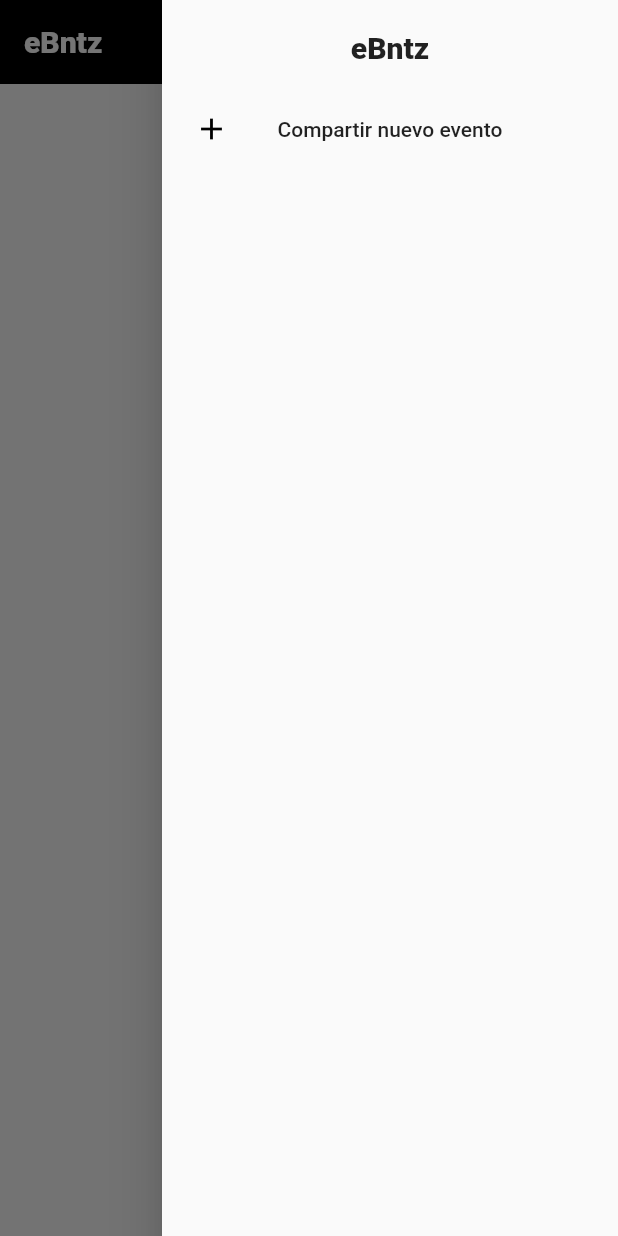
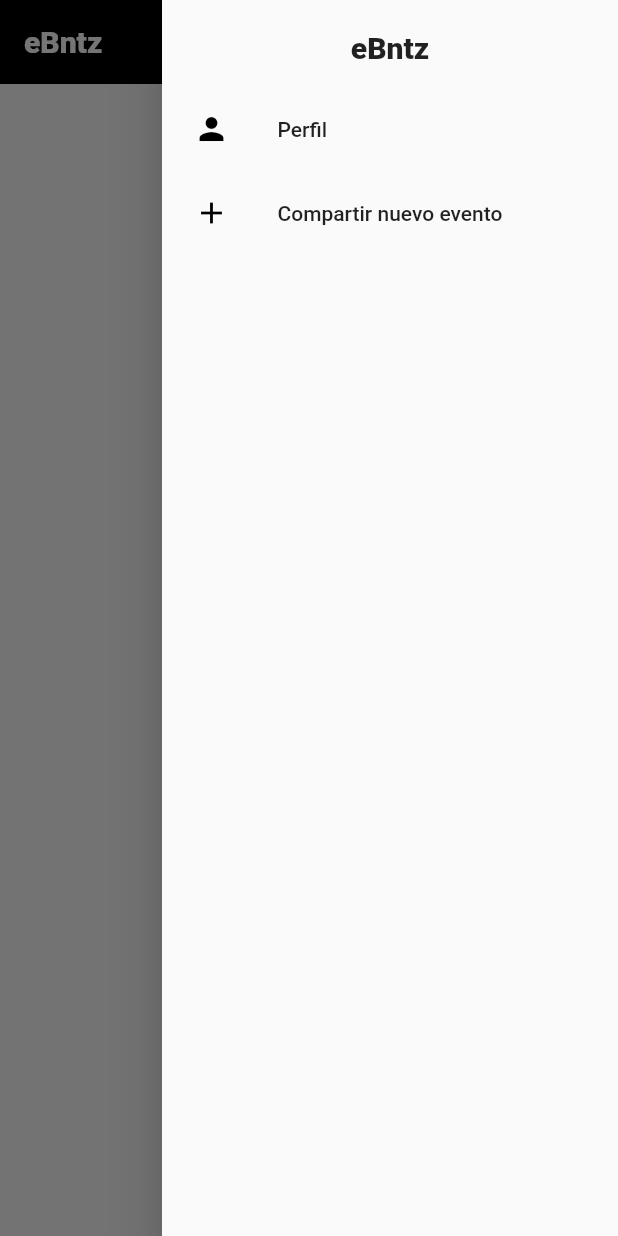
Before and after one commit to gerardggf/ebntz, a Flutter app: the screen it shows after launch, in the side drawer, after a tap on the "search" icon, on a phone screen of 412 x 824 dp. Run offline on Flutter 3.47's test engine with Material 2 defaults, Android fonts, the phone set to English and light mode, and no system bars; our stand-ins replace cloud_firestore, extended_image, firebase_core, firebase_storage, flutter_riverpod, freezed_annotation and 1 more; accounts and stored records are empty.

Commit message:
wip search and screens routing

```diff
--- a/lib/data/services/firebase_firestore_service.dart
+++ b/lib/data/services/firebase_firestore_service.dart
@@ -1,6 +1,5 @@
 import 'package:cloud_firestore/cloud_firestore.dart';
 import 'package:ebntz/domain/models/lineup_item_model.dart';
-import 'package:ebntz/presentation/modules/home/home_view.dart';
 import 'package:flutter_riverpod/flutter_riverpod.dart';
 
 final firebaseFirestoreProvider = Provider<FirebaseFirestore>((ref) {
@@ -19,7 +18,6 @@ class FirebaseFirestoreService {
   FirebaseFirestoreService(this.firebaseFirestore);
 
   Stream<List<LineupItemModel>> getPosts() async* {
-    print('ee');
     final snapshots = firebaseFirestore.collection('posts').snapshots();
     final items = snapshots.map(
       (snapshot) => snapshot.docs
@@ -30,9 +28,6 @@ class FirebaseFirestoreService {
           )
           .toList(),
     );
-    items.listen((event) {
-      print(event);
-    });
     yield* items;
   }
 
--- a/lib/main.dart
+++ b/lib/main.dart
@@ -1,11 +1,10 @@
 import 'package:cloud_firestore/cloud_firestore.dart';
 import 'package:ebntz/data/services/firebase_firestore_service.dart';
 import 'package:ebntz/data/services/firebase_storage_service.dart';
+import 'package:ebntz/my_app.dart';
 import 'package:firebase_storage/firebase_storage.dart';
 import 'package:flutter/material.dart';
 import 'package:flutter_riverpod/flutter_riverpod.dart';
-
-import 'presentation/modules/home/home_view.dart';
 
 import 'package:firebase_core/firebase_core.dart';
 import 'firebase_options.dart';
@@ -29,21 +28,3 @@ void main() async {
     ),
   );
 }
-
-class MyApp extends StatelessWidget {
-  const MyApp({super.key});
-
-  @override
-  Widget build(BuildContext context) {
-    return GestureDetector(
-      onTap: () {
-        FocusManager.instance.primaryFocus?.unfocus();
-      },
-      child: const MaterialApp(
-        debugShowCheckedModeBanner: false,
-        title: 'eBntz',
-        home: HomeView(),
-      ),
-    );
-  }
-}
--- /dev/null
+++ b/lib/my_app.dart
@@ -0,0 +1,26 @@
+import 'package:flutter/material.dart';
+
+import 'presentation/routes/router.dart';
+
+class MyApp extends StatefulWidget {
+  const MyApp({super.key});
+
+  @override
+  State<MyApp> createState() => _MyAppState();
+}
+
+class _MyAppState extends State<MyApp> with RouterMixin {
+  @override
+  Widget build(BuildContext context) {
+    return GestureDetector(
+      onTap: () {
+        FocusManager.instance.primaryFocus?.unfocus();
+      },
+      child: MaterialApp.router(
+        routerConfig: router,
+        debugShowCheckedModeBanner: false,
+        title: 'eBntz',
+      ),
+    );
+  }
+}
--- a/lib/presentation/modules/home/home_controller.dart
+++ b/lib/presentation/modules/home/home_controller.dart
@@ -2,6 +2,17 @@ import 'package:flutter_riverpod/flutter_riverpod.dart';
 
 import 'state/home_state.dart';
 
+final homeControllerProvider = StateNotifierProvider<HomeController, HomeState>(
+  (ref) => HomeController(
+    HomeState(),
+  ),
+);
+
 class HomeController extends StateNotifier<HomeState> {
   HomeController(super.state);
+
+  void updateSearchBar(bool value) => state = state.copyWith(searchBar: value);
+
+  void updateSearchText(String? text) =>
+      state = state.copyWith(searchText: text);
 }
--- a/lib/presentation/modules/home/home_view.dart
+++ b/lib/presentation/modules/home/home_view.dart
@@ -1,6 +1,6 @@
-import 'package:ebntz/data/services/firebase_firestore_service.dart';
 import 'package:ebntz/domain/models/lineup_item_model.dart';
 import 'package:ebntz/domain/repositories/posts_repositories.dart';
+import 'package:ebntz/presentation/modules/home/home_controller.dart';
 import 'package:ebntz/presentation/widgets/lineup_item_widget.dart';
 import 'package:ebntz/presentation/widgets/options_drawer.dart';
 import 'package:flutter/material.dart';
@@ -15,6 +15,7 @@ class HomeView extends ConsumerStatefulWidget {
 
 class _HomeViewState extends ConsumerState<HomeView> {
   Stream<List<LineupItemModel>>? posts;
+  final TextEditingController _searchController = TextEditingController();
 
   @override
   void initState() {
@@ -33,6 +34,9 @@ class _HomeViewState extends ConsumerState<HomeView> {
 
   @override
   Widget build(BuildContext context) {
+    final controller = ref.watch(homeControllerProvider);
+    final notifier = ref.watch(homeControllerProvider.notifier);
+
     return Scaffold(
       appBar: AppBar(
         backgroundColor: Colors.black,
@@ -45,7 +49,9 @@ class _HomeViewState extends ConsumerState<HomeView> {
         elevation: 0,
         actions: [
           IconButton(
-            onPressed: () {},
+            onPressed: () {
+              notifier.updateSearchBar(!controller.searchBar);
+            },
             icon: const Icon(Icons.search),
           ),
           const SizedBox(width: 10),
@@ -60,7 +66,59 @@ class _HomeViewState extends ConsumerState<HomeView> {
         ],
       ),
       endDrawer: const OptionsDrawer(),
-      body: StreamBuilder<List<LineupItemModel>>(
+      body: Column(
+        children: [
+          if (controller.searchBar)
+            Container(
+              color: Colors.grey,
+              padding: const EdgeInsets.symmetric(
+                horizontal: 15,
+                vertical: 5,
+              ),
+              width: double.infinity,
+              height: kToolbarHeight,
+              child: Center(
+                child: Row(
+                  children: [
+                    Expanded(
+                      flex: 5,
+                      child: TextField(
+                        autofocus: true,
+                        controller: _searchController,
+                        decoration: const InputDecoration(
+                          icon: Icon(Icons.search),
+                          iconColor: Colors.black,
+                          border: InputBorder.none,
+                          hintText: 'Buscar...',
+                        ),
+                        onChanged: (value) {
+                          notifier.updateSearchText(value);
+                        },
+                      ),
+                    ),
+                    Expanded(
+                      child: IconButton(
+                        onPressed: () {
+                          _searchController.text = '';
+                          notifier.updateSearchText(null);
+                          notifier.updateSearchBar(false);
+
+                          FocusManager.instance.primaryFocus?.unfocus();
+                        },
+                        icon: Icon(
+                          _searchController.text != ''
+                              ? Icons.close
+                              : Icons.keyboard_arrow_up,
+                        ),
+                        color: Colors.black,
+                      ),
+                    ),
+                  ],
+                ),
+              ),
+            ),
+          Expanded(
+            child: StreamBuilder<List<LineupItemModel>>(
               stream: posts,
               builder: (BuildContext context, snapshot) {
                 if (!snapshot.hasData) {
@@ -68,7 +126,16 @@ class _HomeViewState extends ConsumerState<HomeView> {
                     child: Text('Error'),
                   );
                 }
-            final items = snapshot.data!;
+                final items = snapshot.data!.where(
+                  (e) {
+                    if (controller.searchText == null) {
+                      return true;
+                    }
+                    return e.title.toLowerCase().contains(
+                          controller.searchText!.toLowerCase(),
+                        );
+                  },
+                ).toList();
                 return ListView.builder(
                   physics: const BouncingScrollPhysics(),
                   itemCount: items.length,
@@ -78,58 +145,11 @@ class _HomeViewState extends ConsumerState<HomeView> {
                     );
                   },
                 );
-          }),
+              },
+            ),
+          ),
+        ],
+      ),
     );
   }
 }
-
-final lineupItems = [
-  LineupItemModel(
-    id: 'sadsa',
-    author: 'asdas',
-    creationDate: 'asdas',
-    category: "asdas",
-    tags: ['asdas', 'asdas', 'asdas'],
-    title: 'Festa major Terrassa',
-    description:
-        'jkasdfhas dfasf uioasduiof asdfioasuiof auiosf asuifoasdguiof asodf asduiofuioasg uias dfoa sdgfgoasdfg oasgo fagosdfg asogd fgas',
-    location: 'asdas',
-    url: 'asdas',
-  ),
-  LineupItemModel(
-    id: 'fasdgasd',
-    author: 'asdas',
-    creationDate: 'asdas',
-    category: "asdas",
-    tags: ['asdas', 'asdas', 'asdas', 'asdass'],
-    title: 'bsdfasdfa',
-    description:
-        'jkasdfhas dfasf uioasduiof asdfioasuiof auiosf asuifoasdguiof asodf asduiofuioasg gosdfg asogd fgas',
-    location: 'asdas',
-    url: 'asdas',
-  ),
-  LineupItemModel(
-    id: 'gwrtgwr',
-    author: 'asdas',
-    creationDate: 'asdas',
-    category: "asdas",
-    tags: ['asdas', 'asdas', 'asdas'],
-    title: 'csdgfsg',
-    description:
-        'jkasdfhas  uidfioas dfoa sdgfgoasdfg oasgo fagosdfg asogd fgas',
-    location: 'asdas',
-    url: 'asdas',
-  ),
-  LineupItemModel(
-    id: 'sadsa',
-    author: 'asdas',
-    creationDate: 'asdas',
-    category: "asdas",
-    tags: ['asdas', 'asdas'],
-    title: 'dfdfgwert',
-    description:
-        'jkasdfhas dfasf uioasduiofsduiofuioasg uidfioas dfoa sdgfgoasdfg oasgo fagosdfg asogd fgas',
-    location: 'asdas',
-    url: 'asdas',
-  ),
-];
--- a/lib/presentation/modules/home/state/home_state.dart
+++ b/lib/presentation/modules/home/state/home_state.dart
@@ -6,5 +6,7 @@ part 'home_state.freezed.dart';
 class HomeState with _$HomeState {
   factory HomeState({
     @Default(false) bool fetching,
+    @Default(false) bool searchBar,
+    @Default(null) String? searchText,
   }) = _HomeState;
 }
--- a/lib/presentation/modules/profile/profile_view.dart
+++ b/lib/presentation/modules/profile/profile_view.dart
@@ -6,6 +6,11 @@ class ProfileView extends StatelessWidget {
   @override
   Widget build(BuildContext context) {
     return Scaffold(
+      appBar: AppBar(
+        elevation: 0,
+        title: const Text('Perfil'),
+        backgroundColor: Colors.black,
+      ),
       body: Container(),
     );
   }
--- /dev/null
+++ b/lib/presentation/routes/router.dart
@@ -0,0 +1,36 @@
+import 'package:ebntz/my_app.dart';
+import 'package:ebntz/presentation/modules/new_post_view.dart';
+import 'package:ebntz/presentation/modules/profile/profile_view.dart';
+import 'package:ebntz/presentation/offline_view.dart';
+import 'package:flutter/widgets.dart';
+import 'package:go_router/go_router.dart';
+
+import '../modules/home/home_view.dart';
+import 'routes.dart';
+
+mixin RouterMixin on State<MyApp> {
+  final router = GoRouter(
+    routes: [
+      GoRoute(
+        name: Routes.home,
+        path: '/',
+        builder: (_, __) => const HomeView(),
+      ),
+      GoRoute(
+        name: Routes.profile,
+        path: '/profile',
+        builder: (_, __) => const ProfileView(),
+      ),
+      GoRoute(
+        name: Routes.offline,
+        path: '/offline',
+        builder: (_, __) => const OfflineView(),
+      ),
+      GoRoute(
+        name: Routes.newPost,
+        path: '/new-post',
+        builder: (_, __) => const NewPostView(),
+      ),
+    ],
+  );
+}
--- /dev/null
+++ b/lib/presentation/routes/routes.dart
@@ -0,0 +1,9 @@
+class Routes {
+  Routes._(); // coverage:ignore-line
+
+  static const splash = 'splash';
+  static const offline = 'offline';
+  static const home = 'home';
+  static const profile = 'profile';
+  static const newPost = 'new-post';
+}
--- a/lib/presentation/widgets/options_drawer.dart
+++ b/lib/presentation/widgets/options_drawer.dart
@@ -1,7 +1,7 @@
-import 'package:ebntz/data/services/firebase_firestore_service.dart';
-import 'package:ebntz/domain/models/lineup_item_model.dart';
+import 'package:ebntz/presentation/routes/routes.dart';
 import 'package:flutter/material.dart';
 import 'package:flutter_riverpod/flutter_riverpod.dart';
+import 'package:go_router/go_router.dart';
 
 class OptionsDrawer extends ConsumerWidget {
   const OptionsDrawer({super.key});
@@ -27,26 +27,25 @@ class OptionsDrawer extends ConsumerWidget {
               ),
               const SizedBox(height: 15),
               ListTile(
+                title: const Text('Perfil'),
+                leading: const Icon(
+                  Icons.person,
+                  color: Colors.black,
+                ),
+                onTap: () {
+                  context.pop();
+                  context.pushNamed(Routes.profile);
+                },
+              ),
+              ListTile(
                 title: const Text('Compartir nuevo evento'),
                 leading: const Icon(
                   Icons.add,
                   color: Colors.black,
                 ),
                 onTap: () {
-                  ref.read(firebaseFirestoreServiceProvider).createPost(
-                        LineupItemModel(
-                          id: 'sfdsfweq',
-                          author: 'fr8e7g3q',
-                          creationDate: '26/7/2023',
-                          category: 'kdjsfjkas',
-                          tags: ['hdashjd', 'kjasfhj', 'akfshkahkfa'],
-                          title: 'afhjjkfwe',
-                          description: 'jkasfhsakj',
-                          location: 'iusafhjadsa',
-                          url:
-                              'https://fastly.picsum.photos/id/202/1000/1000.jpg?hmac=06EOZKISNxCoPtI2ikLkm3LkVJ7UaHiPTIXwQ_-1L1U',
-                        ),
-                      );
+                  context.pop();
+                  context.pushNamed(Routes.newPost);
                 },
               ),
             ],
```
Also changed, not shown: lib/presentation/modules/new_post/new_post_view.dart (added, +46 -0 lines), lib/presentation/modules/new_post/state/new_post_state.dart (added, +10 -0 lines), lib/presentation/modules/profile/state/profile_state.dart (added, +10 -0 lines), lib/presentation/offline_view.dart (added, +20 -0 lines), lib/presentation/modules/home/state/home_state.freezed.dart, lib/presentation/modules/new_post/new_post_controller_controller.dart (added), lib/presentation/modules/new_post/state/new_post_state.freezed.dart (added), lib/presentation/modules/profile/state/profile_state.freezed.dart (added). Lines whose indentation alone changed are shown as unchanged.
